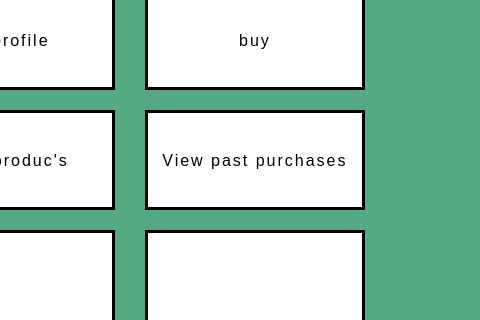
This is customerdashboard.ui in M0tgh3y/MOT-Stor-Qt as Qt 5 draws it before an edit; both pictures show x 220 to 700 and y 100 to 420 of the 700 by 550 pixel window. The edited form follows.
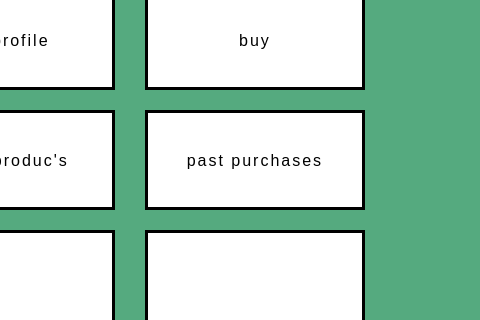
This is the edited form.

```diff
--- a/customerdashboard.ui
+++ b/customerdashboard.ui
@@ -169,7 +169,7 @@
 </string>
    </property>
    <property name="text">
-    <string>View past purchases</string>
+    <string>past purchases</string>
    </property>
   </widget>
   <widget class="QPushButton" name="showPro">
```
